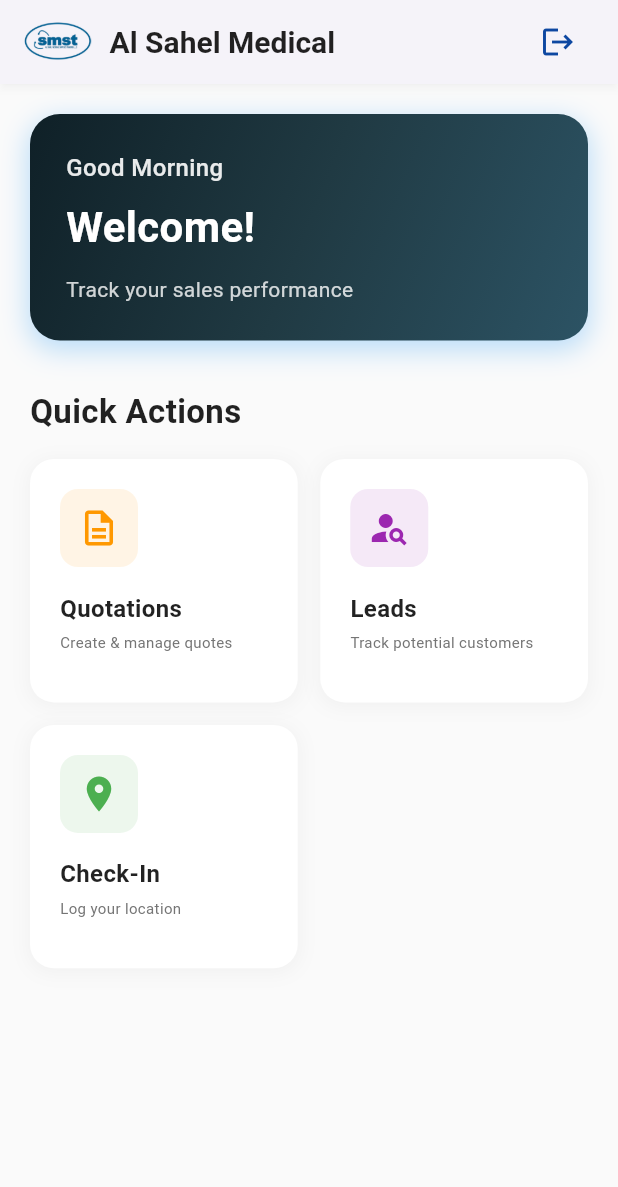
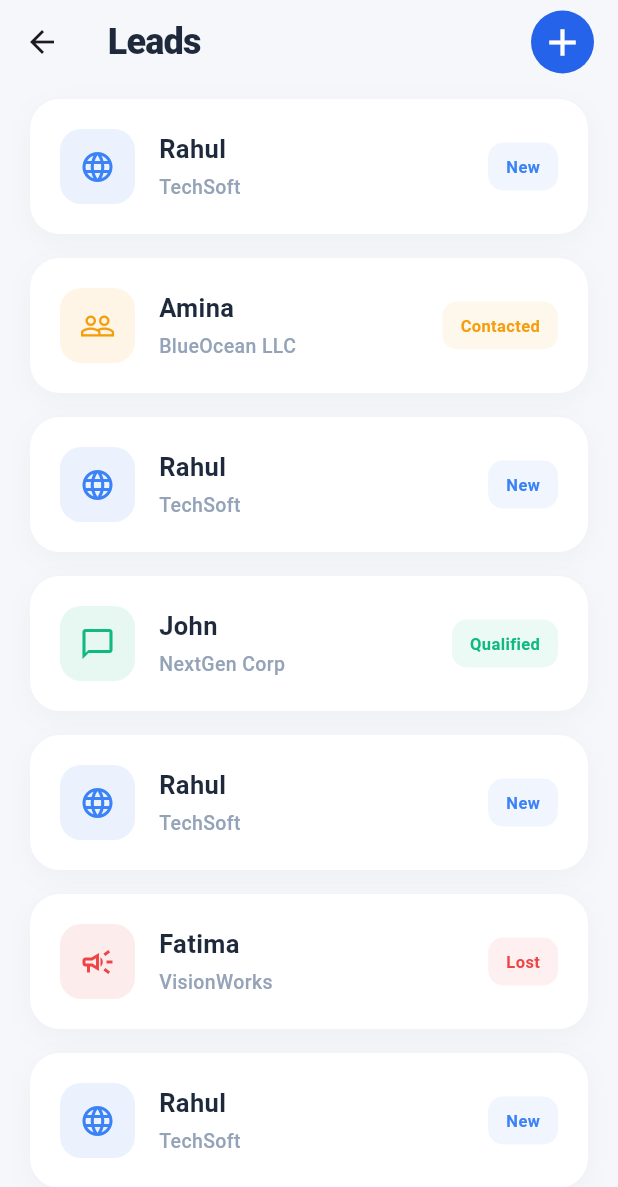
Before and after one commit to teambackoffice/sahelmed_app, a Flutter app: the screen it shows after launch, after a tap on "Leads", on a phone screen of 412 x 824 dp. Shown: the top 1187 px of the screen. Run offline on Flutter 3.47's test engine with Material 3 defaults, Android fonts, the light colour scheme and no system bars.

Commit message:
LEADS UI & CREATE LEAD UI

```diff
--- a/lib/view/sales_person/homepage_sp.dart
+++ b/lib/view/sales_person/homepage_sp.dart
@@ -1,5 +1,6 @@
 import 'package:flutter/material.dart';
 import 'package:sahelmed_app/core/app_colors.dart';
+import 'package:sahelmed_app/view/sales_person/leads/leads.dart';
 import 'package:sahelmed_app/view/sales_person/quotation/quotation_page.dart';
 
 class SalesPersonHomepage extends StatefulWidget {
@@ -235,12 +236,13 @@ class _SalesPersonHomepageState extends State<SalesPersonHomepage> {
                   color: Colors.purple,
                   onTap: () {
                     // Navigate to Leads page
-                    // Navigator.push(
-                    //   context,
-                    //   MaterialPageRoute(builder: (context) => LeadsPage()),
-                    // );
+                    Navigator.push(
+                      context,
+                      MaterialPageRoute(builder: (context) => Leadspage()),
+                    );
                   },
                 ),
+
                 _buildEnhancedMenuItem(
                   icon: Icons.location_on,
                   title: 'Check-In',
--- /dev/null
+++ b/lib/view/sales_person/leads/leads.dart
@@ -0,0 +1,235 @@
+import 'package:flutter/material.dart';
+import 'package:sahelmed_app/view/sales_person/leads/create_new_lead.dart';
+
+class Lead {
+  final String firstName;
+  final String organization;
+  final String status;
+  final String source;
+
+  Lead({
+    required this.firstName,
+    required this.organization,
+    required this.status,
+    required this.source,
+  });
+}
+
+class Leadspage extends StatelessWidget {
+  const Leadspage({super.key});
+
+  static final List<Lead> leads = [
+    Lead(
+      firstName: 'Rahul',
+      organization: 'TechSoft',
+      status: 'New',
+      source: 'Website',
+    ),
+    Lead(
+      firstName: 'Amina',
+      organization: 'BlueOcean LLC',
+      status: 'Contacted',
+      source: 'Referral',
+    ),
+    Lead(
+      firstName: 'Rahul',
+      organization: 'TechSoft',
+      status: 'New',
+      source: 'Website',
+    ),
+    Lead(
+      firstName: 'John',
+      organization: 'NextGen Corp',
+      status: 'Qualified',
+      source: 'WhatsApp',
+    ),
+    Lead(
+      firstName: 'Rahul',
+      organization: 'TechSoft',
+      status: 'New',
+      source: 'Website',
+    ),
+    Lead(
+      firstName: 'Fatima',
+      organization: 'VisionWorks',
+      status: 'Lost',
+      source: 'Campaign',
+    ),
+    Lead(
+      firstName: 'Rahul',
+      organization: 'TechSoft',
+      status: 'New',
+      source: 'Website',
+    ),
+  ];
+
+  Color _statusColor(String status) {
+    switch (status) {
+      case 'New':
+        return const Color(0xFF3B82F6); // Soft Blue
+      case 'Contacted':
+        return const Color(0xFFF59E0B); // Soft Amber
+      case 'Qualified':
+        return const Color(0xFF10B981); // Soft Green
+      case 'Lost':
+        return const Color(0xFFEF4444); // Soft Red
+      default:
+        return Colors.grey;
+    }
+  }
+
+  // Helper to map source text to icons
+  IconData _sourceIcon(String source) {
+    switch (source.toLowerCase()) {
+      case 'website':
+        return Icons.language;
+      case 'whatsapp':
+        return Icons.chat_bubble_outline;
+      case 'referral':
+        return Icons.people_outline;
+      case 'campaign':
+        return Icons.campaign_outlined;
+      default:
+        return Icons.source;
+    }
+  }
+
+  @override
+  Widget build(BuildContext context) {
+    return Scaffold(
+      backgroundColor: const Color(
+        0xFFF5F7FA,
+      ), // Very light grey-blue background
+      appBar: AppBar(
+        backgroundColor: Colors.transparent,
+        elevation: 0,
+        centerTitle: false,
+        title: const Text(
+          'Leads',
+          style: TextStyle(
+            fontWeight: FontWeight.w800,
+            color: Color(0xFF1E293B),
+            fontSize: 24,
+            letterSpacing: -0.5,
+          ),
+        ),
+        actions: [
+          Padding(
+            padding: const EdgeInsets.only(right: 16),
+            child: InkWell(
+              borderRadius: BorderRadius.circular(24),
+              onTap: () {
+                Navigator.push(
+                  context,
+                  MaterialPageRoute(
+                    builder: (context) => const CreateNewLead(),
+                  ),
+                );
+              },
+              child: Container(
+                width: 42,
+                height: 42,
+                decoration: BoxDecoration(
+                  color: Color(0xFF2563EB),
+                  shape: BoxShape.circle,
+                ),
+                child: const Icon(Icons.add, color: Colors.white, size: 30),
+              ),
+            ),
+          ),
+        ],
+      ),
+      body: ListView.separated(
+        padding: const EdgeInsets.symmetric(horizontal: 20, vertical: 10),
+        itemCount: leads.length,
+        separatorBuilder: (context, index) => const SizedBox(height: 16),
+        itemBuilder: (context, index) {
+          final lead = leads[index];
+          final color = _statusColor(lead.status);
+
+          return Container(
+            decoration: BoxDecoration(
+              color: Colors.white,
+              borderRadius: BorderRadius.circular(20),
+              boxShadow: [
+                BoxShadow(
+                  color: Colors.black.withOpacity(0.03),
+                  blurRadius: 15,
+                  offset: const Offset(0, 5),
+                ),
+              ],
+            ),
+            child: Padding(
+              padding: const EdgeInsets.all(20),
+              child: Row(
+                children: [
+                  // Unique Element: Icon Box instead of Circle Avatar
+                  Container(
+                    width: 50,
+                    height: 50,
+                    decoration: BoxDecoration(
+                      color: color.withOpacity(0.1),
+                      borderRadius: BorderRadius.circular(14),
+                    ),
+                    child: Icon(
+                      _sourceIcon(lead.source),
+                      color: color,
+                      size: 24,
+                    ),
+                  ),
+                  const SizedBox(width: 16),
+
+                  // Content
+                  Expanded(
+                    child: Column(
+                      crossAxisAlignment: CrossAxisAlignment.start,
+                      children: [
+                        Text(
+                          lead.firstName,
+                          style: const TextStyle(
+                            fontSize: 17,
+                            fontWeight: FontWeight.bold,
+                            color: Color(0xFF1E293B),
+                          ),
+                        ),
+                        const SizedBox(height: 4),
+                        Text(
+                          lead.organization,
+                          style: const TextStyle(
+                            fontSize: 13,
+                            color: Color(0xFF94A3B8),
+                            fontWeight: FontWeight.w500,
+                          ),
+                        ),
+                      ],
+                    ),
+                  ),
+
+                  // Status Pill (Clean Style)
+                  Container(
+                    padding: const EdgeInsets.symmetric(
+                      horizontal: 12,
+                      vertical: 8,
+                    ),
+                    decoration: BoxDecoration(
+                      color: color.withOpacity(0.08),
+                      borderRadius: BorderRadius.circular(10),
+                    ),
+                    child: Text(
+                      lead.status,
+                      style: TextStyle(
+                        color: color,
+                        fontWeight: FontWeight.w700,
+                        fontSize: 11,
+                      ),
+                    ),
+                  ),
+                ],
+              ),
+            ),
+          );
+        },
+      ),
+    );
+  }
+}
```
Also changed, not shown: lib/view/sales_person/leads/create_new_lead.dart (added, +200 -0 lines).
